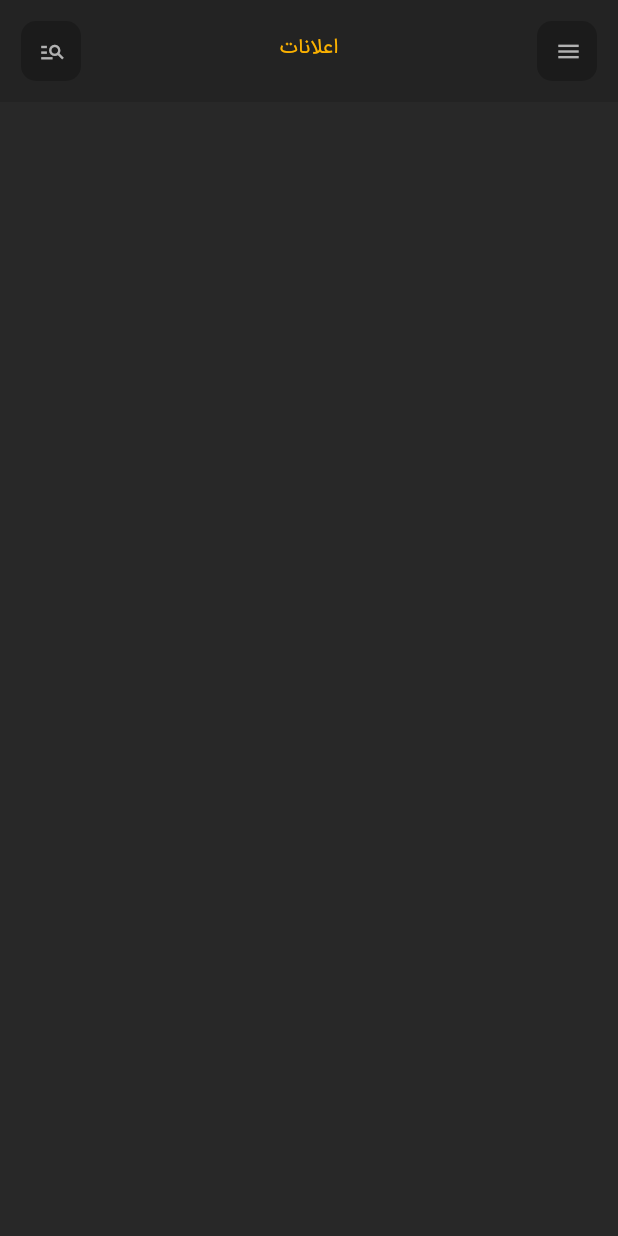
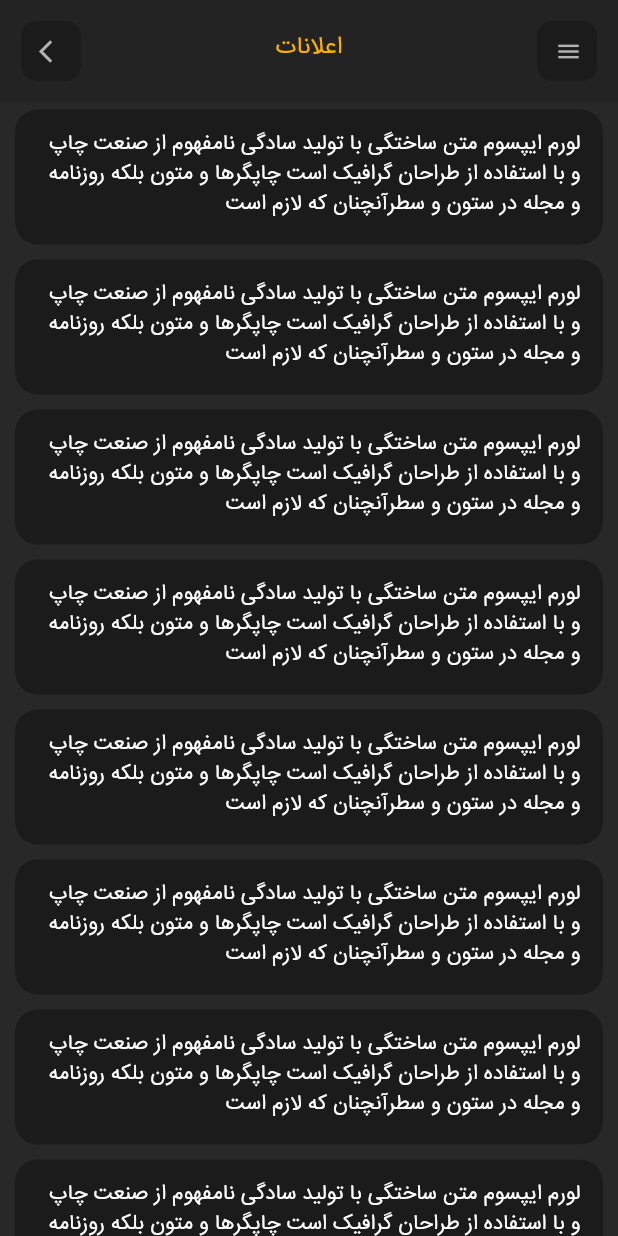
Before and after one commit to moderndata-org/bamabin, a Flutter app: the NotificationScreen screen opened by its route, on a phone screen of 412 x 824 dp. Run offline on Flutter 3.47's test engine with Material 3 defaults, Android fonts, the phone set to English and light mode, and no system bars; our stand-ins replace cached_network_image, carousel_slider, dots_indicator, get, get_storage; missing offline and left inert: qr_code_scanner; accounts and stored records are empty.

Commit message:
finish notifications screen

```diff
--- a/lib/main.dart
+++ b/lib/main.dart
@@ -30,7 +30,7 @@ class Main extends StatelessWidget {
       initialBinding: MyBindings(),
       scrollBehavior: MyBehavior(),
       getPages: Routes.page,
-      initialRoute: '/notifications',
+      initialRoute: '/splash',
       theme: ThemeData(fontFamily: "iransans"),
       debugShowCheckedModeBanner: false,
     );
--- a/lib/screens/notifications_screen.dart
+++ b/lib/screens/notifications_screen.dart
@@ -1,4 +1,5 @@
 import 'package:bamabin/widgets/details_app_bar.dart';
+import 'package:bamabin/widgets/notification_item.dart';
 import 'package:flutter/material.dart';
 import 'package:get/get.dart';
 
@@ -18,11 +19,13 @@ class NotificationScreen extends StatelessWidget {
         DetailsAppBar(title: "اعلانات",
                       leftWidget: MyTextButton(
                           size: const Size(40, 40),
-                          onTap: () {},
+                          onTap: () {
+                            Get.back();
+                          },
                           fgColor: cGrey,
                           bgColor: cPrimaryDark,
                           child: Icon(
-                            Icons.manage_search,
+                            Icons.arrow_back_ios,
                             color: cGrey,
                           )),
                       rightWidget: MyTextButton(
@@ -35,7 +38,13 @@ class NotificationScreen extends StatelessWidget {
                             color: cGrey,
                           ))
 
-          ,)
+          ,),
+        Expanded(child: ListView.builder(
+          itemCount: 10,
+          itemBuilder: (context, index) {
+          return NotificationItem(text: "لورم ایپسوم متن ساختگی با تولید سادگی نامفهوم از صنعت چاپ و با استفاده از طراحان گرافیک است چاپگرها و متون بلکه روزنامه و مجله در ستون و سطرآنچنان که لازم است",);
+        },))
+
       ],),
     ),));
   }
--- a/lib/widgets/details_app_bar.dart
+++ b/lib/widgets/details_app_bar.dart
@@ -18,7 +18,7 @@ class DetailsAppBar extends StatelessWidget {
         mainAxisAlignment: MainAxisAlignment.spaceBetween,
         children: [
         leftWidget!,
-        Text("$title",style: TextStyle(color: cAccent),),
+        Text("$title",style: TextStyle(color: cAccent,fontSize: 16),),
         rightWidget!
 
       ],),
--- /dev/null
+++ b/lib/widgets/notification_item.dart
@@ -0,0 +1,18 @@
+import 'package:bamabin/constant/colors.dart';
+import 'package:flutter/material.dart';
+import 'package:get/get.dart';
+
+class NotificationItem extends StatelessWidget {
+  const NotificationItem({Key? key,@required this.text}) : super(key: key);
+  final String? text;
+  @override
+  Widget build(BuildContext context) {
+    return Container(
+      decoration: BoxDecoration(color: cPrimaryDark,borderRadius: BorderRadius.circular(15)),
+      margin: EdgeInsets.symmetric(vertical: 5,horizontal: 10),
+      padding: EdgeInsets.all(15),
+      width: Get.width,
+      child: Text("$text",style: TextStyle(color: Colors.white),textAlign: TextAlign.right,textDirection: TextDirection.rtl,),
+    );
+  }
+}
```
